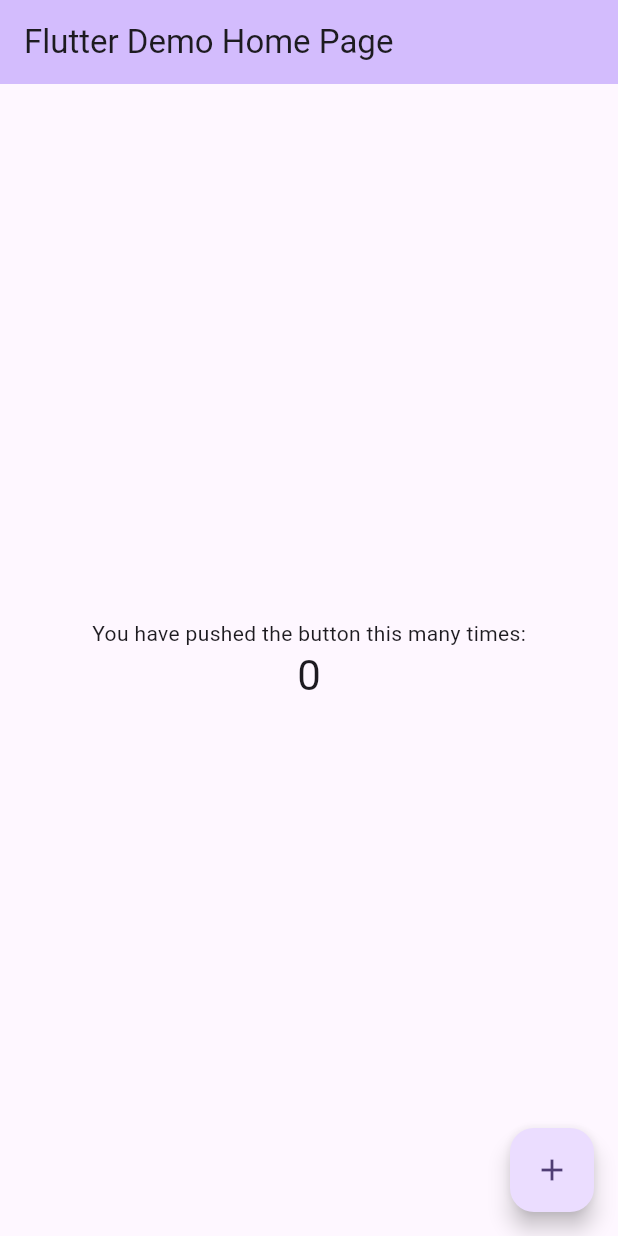
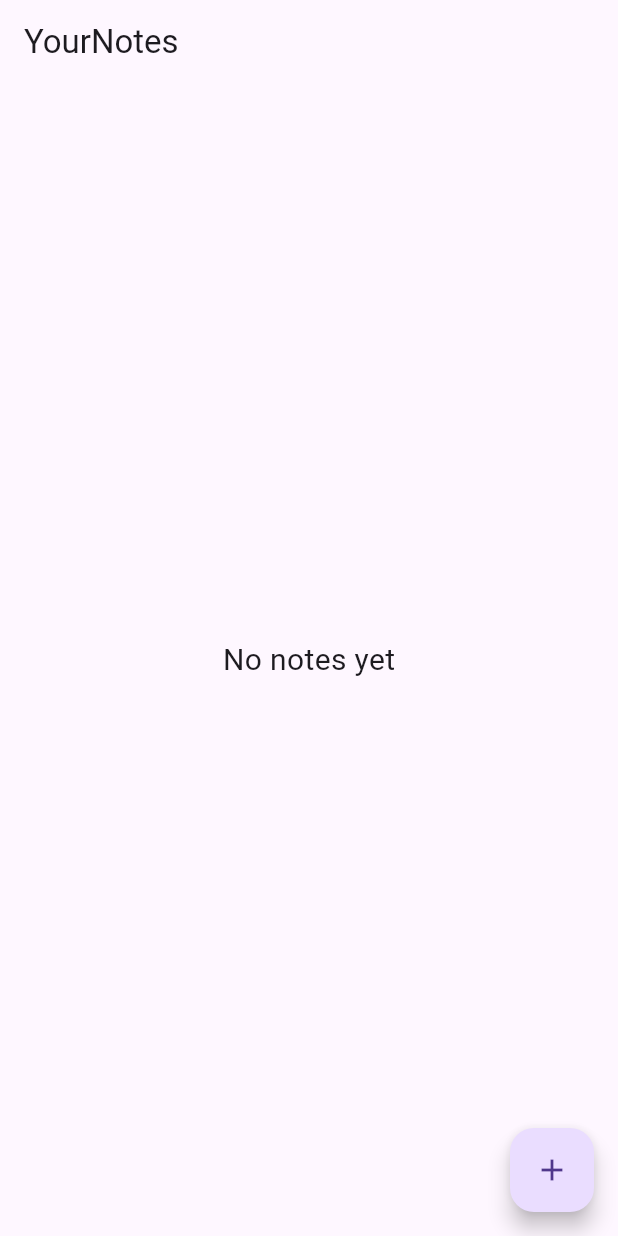
Before and after one commit to dev70022007/YourNotes, a Flutter app: the screen it shows after launch, on a phone screen of 412 x 824 dp. Run offline on Flutter 3.47's test engine with Material 3 defaults, Android fonts, the phone set to English and light mode, and no system bars.

Commit message:
Add new note screen

```diff
--- a/notes_app/lib/main.dart
+++ b/notes_app/lib/main.dart
@@ -1,122 +1,52 @@
 import 'package:flutter/material.dart';
 
 void main() {
-  runApp(const MyApp());
+  runApp(const YourNotes());
 }
 
-class MyApp extends StatelessWidget {
-  const MyApp({super.key});
+class YourNotes extends StatelessWidget {
+  const YourNotes({super.key});
 
-  // This widget is the root of your application.
   @override
   Widget build(BuildContext context) {
     return MaterialApp(
-      title: 'Flutter Demo',
-      theme: ThemeData(
-        // This is the theme of your application.
-        //
-        // TRY THIS: Try running your application with "flutter run". You'll see
-        // the application has a purple toolbar. Then, without quitting the app,
-        // try changing the seedColor in the colorScheme below to Colors.green
-        // and then invoke "hot reload" (save your changes or press the "hot
-        // reload" button in a Flutter-supported IDE, or press "r" if you used
-        // the command line to start the app).
-        //
-        // Notice that the counter didn't reset back to zero; the application
-        // state is not lost during the reload. To reset the state, use hot
-        // restart instead.
-        //
-        // This works for code too, not just values: Most code changes can be
-        // tested with just a hot reload.
-        colorScheme: .fromSeed(seedColor: Colors.deepPurple),
-      ),
-      home: const MyHomePage(title: 'Flutter Demo Home Page'),
+      title: 'YourNotes',
+      debugShowCheckedModeBanner: false,
+      home: const HomeScreen(),
     );
   }
 }
 
-class MyHomePage extends StatefulWidget {
-  const MyHomePage({super.key, required this.title});
-
-  // This widget is the home page of your application. It is stateful, meaning
-  // that it has a State object (defined below) that contains fields that affect
-  // how it looks.
-
-  // This class is the configuration for the state. It holds the values (in this
-  // case the title) provided by the parent (in this case the App widget) and
-  // used by the build method of the State. Fields in a Widget subclass are
-  // always marked "final".
-
-  final String title;
-
-  @override
-  State<MyHomePage> createState() => _MyHomePageState();
-}
-
-class _MyHomePageState extends State<MyHomePage> {
-  int _counter = 0;
-
-  void _incrementCounter() {
-    setState(() {
-      // This call to setState tells the Flutter framework that something has
-      // changed in this State, which causes it to rerun the build method below
-      // so that the display can reflect the updated values. If we changed
-      // _counter without calling setState(), then the build method would not be
-      // called again, and so nothing would appear to happen.
-      _counter++;
-    });
-  }
+class HomeScreen extends StatelessWidget {
+  const HomeScreen({super.key});
 
   @override
   Widget build(BuildContext context) {
-    // This method is rerun every time setState is called, for instance as done
-    // by the _incrementCounter method above.
-    //
-    // The Flutter framework has been optimized to make rerunning build methods
-    // fast, so that you can just rebuild anything that needs updating rather
-    // than having to individually change instances of widgets.
     return Scaffold(
-      appBar: AppBar(
-        // TRY THIS: Try changing the color here to a specific color (to
-        // Colors.amber, perhaps?) and trigger a hot reload to see the AppBar
-        // change color while the other colors stay the same.
-        backgroundColor: Theme.of(context).colorScheme.inversePrimary,
-        // Here we take the value from the MyHomePage object that was created by
-        // the App.build method, and use it to set our appbar title.
-        title: Text(widget.title),
-      ),
-      body: Center(
-        // Center is a layout widget. It takes a single child and positions it
-        // in the middle of the parent.
-        child: Column(
-          // Column is also a layout widget. It takes a list of children and
-          // arranges them vertically. By default, it sizes itself to fit its
-          // children horizontally, and tries to be as tall as its parent.
-          //
-          // Column has various properties to control how it sizes itself and
-          // how it positions its children. Here we use mainAxisAlignment to
-          // center the children vertically; the main axis here is the vertical
-          // axis because Columns are vertical (the cross axis would be
-          // horizontal).
-          //
-          // TRY THIS: Invoke "debug painting" (choose the "Toggle Debug Paint"
-          // action in the IDE, or press "p" in the console), to see the
-          // wireframe for each widget.
-          mainAxisAlignment: .center,
-          children: [
-            const Text('You have pushed the button this many times:'),
-            Text(
-              '$_counter',
-              style: Theme.of(context).textTheme.headlineMedium,
-            ),
-          ],
-        ),
+      appBar: AppBar(title: const Text('YourNotes')),
+      body: const Center(
+        child: Text('No notes yet', style: TextStyle(fontSize: 20)),
       ),
       floatingActionButton: FloatingActionButton(
-        onPressed: _incrementCounter,
-        tooltip: 'Increment',
+        onPressed: () {
+          Navigator.push(
+            context,
+            MaterialPageRoute(builder: (context) => const NoteScreen()),
+          );
+        },
         child: const Icon(Icons.add),
       ),
     );
   }
 }
+
+class NoteScreen extends StatelessWidget {
+  const NoteScreen({super.key});
+  @override
+  Widget build(BuildContext context) {
+    return Scaffold(
+      appBar: AppBar(title: const Text('New Note')),
+      body: const Center(child: Text('Write your note here')),
+    );
+  }
+}
```
